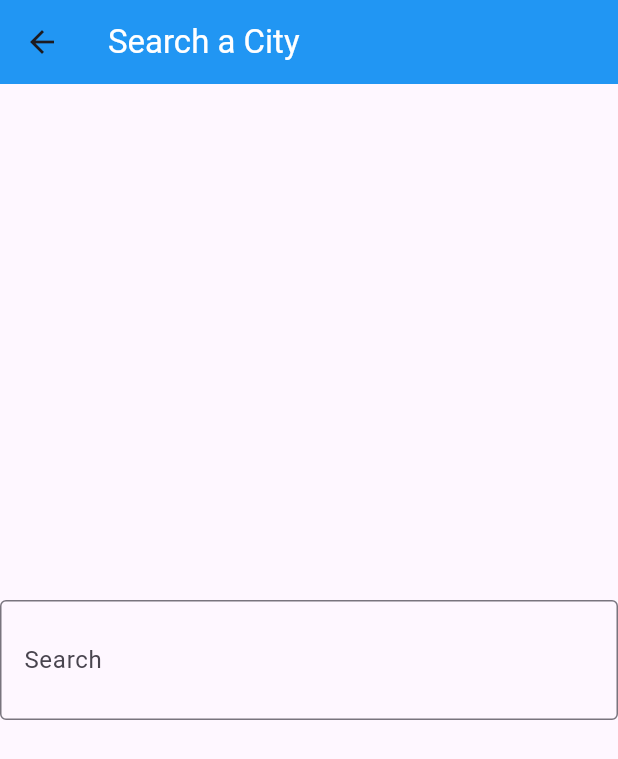
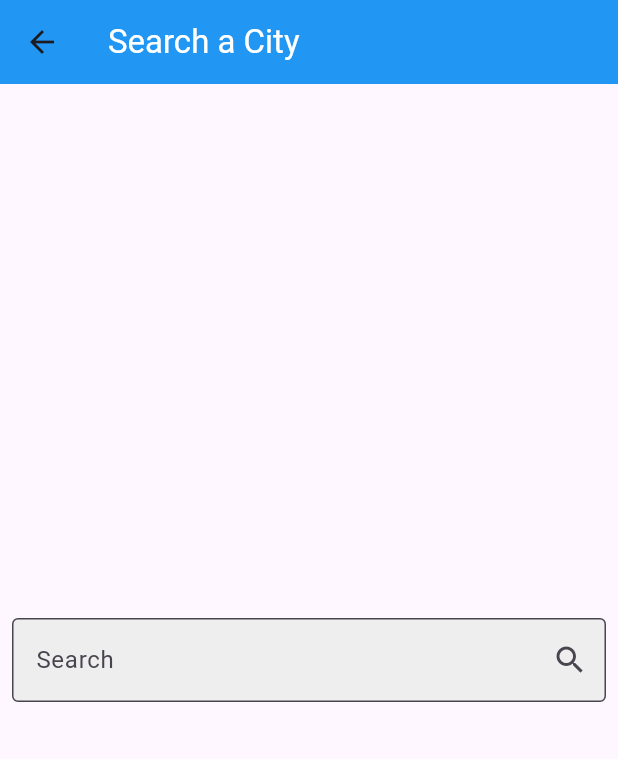
Before and after one commit to As-tra/weather, a Flutter app: the screen it shows after launch, after a tap on the "search" icon, on a phone screen of 412 x 824 dp. Shown: the top 759 px of the screen. Run offline on Flutter 3.47's test engine with Material 3 defaults, Android fonts, the phone set to English and light mode, and no system bars.

Commit message:
new updates

```diff
--- a/lib/pages/home_page.dart
+++ b/lib/pages/home_page.dart
@@ -7,7 +7,6 @@ import 'package:weather_app/pages/search_page.dart';
 class WeatherApp extends StatelessWidget {
   final textController = TextEditingController();
   var data;
-
   Future<http.Response> getWeather(String location) {
     return http.get(Uri.parse(
         'https://api.weatherapi.com/v1/current.json?key=79df5cfa03cf4041924180055242301&q=$location'));
@@ -39,7 +38,7 @@ class WeatherApp extends StatelessWidget {
         backgroundColor: Colors.blue,
       ),
       body: Padding(
-        padding: const EdgeInsets.all(16.0),
+        padding: EdgeInsets.all(16.0),
         child: Center(
           child: Column(
             mainAxisSize: MainAxisSize.min,
--- a/lib/pages/search_page.dart
+++ b/lib/pages/search_page.dart
@@ -1,7 +1,7 @@
 import 'package:flutter/material.dart';
 
 class SearchPage extends StatelessWidget {
-  const SearchPage({super.key});
+  String? cityName;
 
   @override
   Widget build(BuildContext context) {
@@ -16,17 +16,19 @@ class SearchPage extends StatelessWidget {
         backgroundColor: Colors.blue,
       ),
       body: Center(
-        child: TextField(
-          decoration: InputDecoration(
-            label: Text('Search'),
-            border: OutlineInputBorder(),
-            hintText: 'Enter a city please',
-            suffix: IconButton(
-              icon: Icon(Icons.search),
-              onPressed: () {
-
-              },
-            ),
+        child: Padding(
+          padding: const EdgeInsets.symmetric(horizontal: 8.0),
+          child: TextField(
+            onSubmitted: (value) {
+              cityName = value;
+            },
+            decoration: InputDecoration(
+                fillColor: Colors.grey[200],
+                filled: true,
+                label: const Text('Search'),
+                border: const OutlineInputBorder(),
+                hintText: 'Enter a city please',
+                suffixIcon: Icon(Icons.search)),
           ),
         ),
       ),
--- /dev/null
+++ b/lib/services/weather_service.dart
@@ -0,0 +1,6 @@
+class WeatherService {
+
+  void getWeather({required cityName}) {
+
+  }
+}
```
